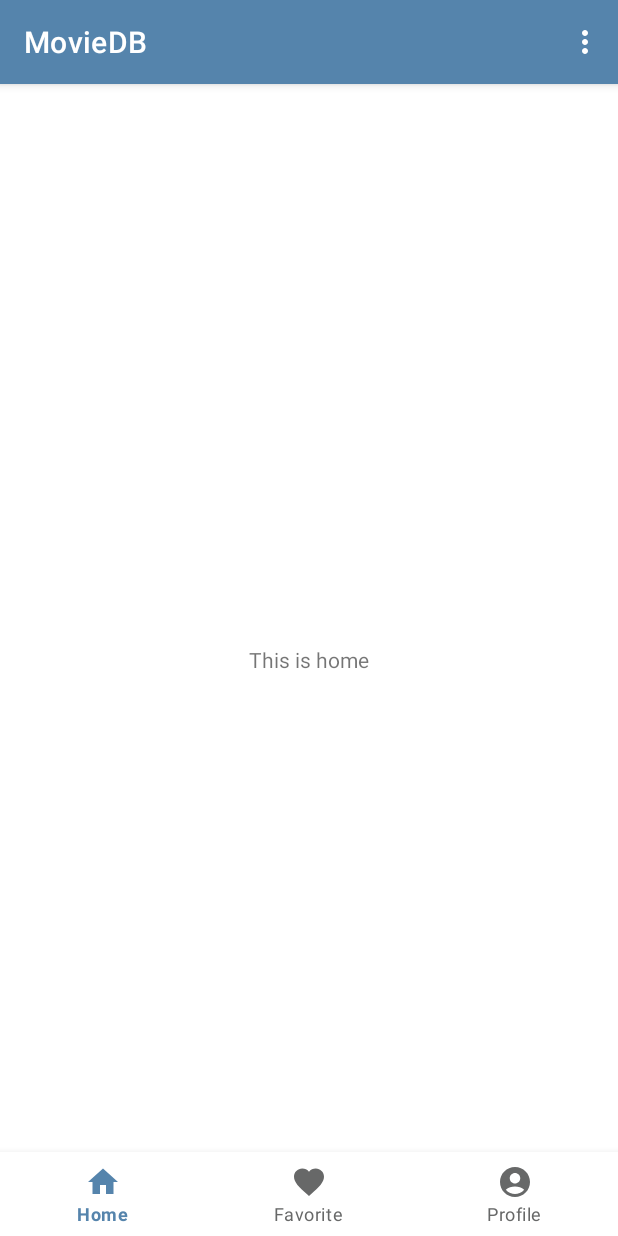
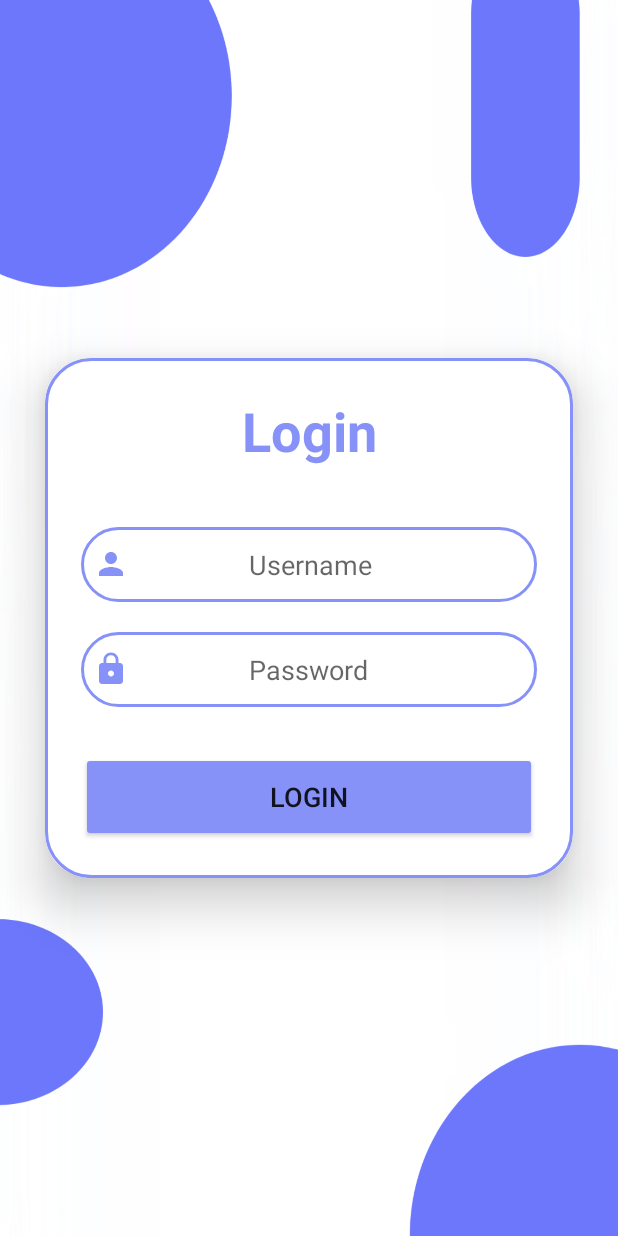
Before and after one commit to puanabidah/UTS_LAB_MPR, an Android app: the screen it shows after launch (MainActivity before the commit, LoginActivity after it), on a phone screen of 412 x 824 dp. Run offline under Robolectric (Android 15) with nearby library versions, the phone set to English and light mode, and no system bars.

Commit message:
add login page and intent to main activity, intent logout to login page

```diff
--- /dev/null
+++ b/app/src/main/java/com/example/uts_lab_mpr/LoginActivity.kt
@@ -0,0 +1,20 @@
+package com.example.uts_lab_mpr
+
+import android.content.Intent
+import androidx.appcompat.app.AppCompatActivity
+import android.os.Bundle
+import android.widget.Button
+
+class LoginActivity : AppCompatActivity() {
+    lateinit var loginButton: Button
+    override fun onCreate(savedInstanceState: Bundle?) {
+        super.onCreate(savedInstanceState)
+        setContentView(R.layout.activity_login)
+
+        loginButton = findViewById(R.id.loginButton)
+        loginButton.setOnClickListener {
+            val intent = Intent(applicationContext, MainActivity::class.java)
+            startActivity(intent)
+        }
+    }
+}
--- a/app/src/main/java/com/example/uts_lab_mpr/MainActivity.kt
+++ b/app/src/main/java/com/example/uts_lab_mpr/MainActivity.kt
@@ -1,5 +1,6 @@
 package com.example.uts_lab_mpr
 
+import android.content.Intent
 import androidx.appcompat.app.AppCompatActivity
 import android.os.Bundle
 import android.view.Menu
@@ -39,7 +40,8 @@ class MainActivity : AppCompatActivity() {
                 return true
             }
             R.id.menu2 -> {
-                Toast.makeText(this, "Not Available yet", Toast.LENGTH_SHORT ).show()
+                val intent = Intent(applicationContext, LoginActivity::class.java)
+                startActivity(intent)
                 return true
             }
             else -> return true
--- /dev/null
+++ b/app/src/main/res/drawable/custom_edittext.xml
@@ -0,0 +1,11 @@
+<?xml version="1.0" encoding="utf-8"?>
+<shape xmlns:android="http://schemas.android.com/apk/res/android"
+    android:shape="rectangle">
+
+    <stroke
+        android:width="2dp"
+        android:color="@color/lavender"/>
+    <corners
+        android:radius="30dp"/>
+
+</shape>
--- /dev/null
+++ b/app/src/main/res/drawable/ic_baseline_lock_24.xml
@@ -0,0 +1,5 @@
+<vector android:height="24dp" android:tint="#8692f7"
+    android:viewportHeight="24" android:viewportWidth="24"
+    android:width="24dp" xmlns:android="http://schemas.android.com/apk/res/android">
+    <path android:fillColor="@android:color/white" android:pathData="M18,8h-1L17,6c0,-2.76 -2.24,-5 -5,-5S7,3.24 7,6v2L6,8c-1.1,0 -2,0.9 -2,2v10c0,1.1 0.9,2 2,2h12c1.1,0 2,-0.9 2,-2L20,10c0,-1.1 -0.9,-2 -2,-2zM12,17c-1.1,0 -2,-0.9 -2,-2s0.9,-2 2,-2 2,0.9 2,2 -0.9,2 -2,2zM15.1,8L8.9,8L8.9,6c0,-1.71 1.39,-3.1 3.1,-3.1 1.71,0 3.1,1.39 3.1,3.1v2z"/>
+</vector>
--- /dev/null
+++ b/app/src/main/res/drawable/ic_baseline_person_24.xml
@@ -0,0 +1,5 @@
+<vector android:height="24dp" android:tint="#8692f7"
+    android:viewportHeight="24" android:viewportWidth="24"
+    android:width="24dp" xmlns:android="http://schemas.android.com/apk/res/android">
+    <path android:fillColor="@android:color/white" android:pathData="M12,12c2.21,0 4,-1.79 4,-4s-1.79,-4 -4,-4 -4,1.79 -4,4 1.79,4 4,4zM12,14c-2.67,0 -8,1.34 -8,4v2h16v-2c0,-2.66 -5.33,-4 -8,-4z"/>
+</vector>
--- /dev/null
+++ b/app/src/main/res/layout/activity_login.xml
@@ -0,0 +1,76 @@
+<?xml version="1.0" encoding="utf-8"?>
+<LinearLayout xmlns:android="http://schemas.android.com/apk/res/android"
+    xmlns:app="http://schemas.android.com/apk/res-auto"
+    xmlns:tools="http://schemas.android.com/tools"
+    android:layout_width="match_parent"
+    android:layout_height="match_parent"
+    android:orientation="vertical"
+    android:gravity="center"
+    android:background="@drawable/loginbkg"
+    tools:context=".LoginActivity">
+
+    <androidx.cardview.widget.CardView
+        android:layout_width="match_parent"
+        android:layout_height="wrap_content"
+        android:layout_margin="30dp"
+        app:cardCornerRadius="30dp"
+        app:cardElevation="20dp">
+
+        <LinearLayout
+            android:layout_width="match_parent"
+            android:layout_height="wrap_content"
+            android:orientation="vertical"
+            android:layout_gravity="center_horizontal"
+            android:padding="24dp"
+            android:background="@drawable/custom_edittext">
+
+            <TextView
+                android:layout_width="match_parent"
+                android:layout_height="wrap_content"
+                android:text="Login"
+                android:id="@+id/loginText"
+                android:textSize="36sp"
+                android:textAlignment="center"
+                android:textStyle="bold"
+                android:textColor="@color/lavender"/>
+
+            <EditText
+                android:layout_width="match_parent"
+                android:layout_height="50dp"
+                android:id="@+id/username"
+                android:background="@drawable/custom_edittext"
+                android:layout_marginTop="40dp"
+                android:padding="8dp"
+                android:hint="Username"
+                android:drawableLeft="@drawable/ic_baseline_person_24"
+                android:textColor="@color/black"
+                android:drawablePadding="80dp"/>
+
+            <EditText
+                android:layout_width="match_parent"
+                android:layout_height="50dp"
+                android:id="@+id/password"
+                android:background="@drawable/custom_edittext"
+                android:layout_marginTop="20dp"
+                android:inputType="textPassword"
+                android:padding="8dp"
+                android:hint="Password"
+                android:drawableLeft="@drawable/ic_baseline_lock_24"
+                android:textColor="@color/black"
+                android:drawablePadding="80dp"/>
+
+            <Button
+                android:layout_width="match_parent"
+                android:layout_height="60dp"
+                android:text="Login"
+                android:id="@+id/loginButton"
+                android:textSize="18sp"
+                android:layout_marginTop="30dp"
+                android:backgroundTint="@color/lavender"
+                app:cornerRadius = "20dp"/>
+
+        </LinearLayout>
+
+    </androidx.cardview.widget.CardView>
+
+</LinearLayout>
--- a/app/src/main/res/values/colors.xml
+++ b/app/src/main/res/values/colors.xml
@@ -11,4 +11,9 @@
     <color name="bottom_nav_background">#FFFFFF</color>
     <color name="botton_nav_item">#676868</color>
     <color name="bottom_nav_selected_item">#5584AC</color>
+    <color name="blue1">#87A2FB</color>
+
+    <color name="lavender">#8692f7</color>
+
+
 </resources>
--- a/app/src/main/res/values/themes.xml
+++ b/app/src/main/res/values/themes.xml
@@ -2,8 +2,8 @@
     <!-- Base application theme. -->
     <style name="Theme.UTS_LAB_MPR" parent="Theme.MaterialComponents.DayNight.DarkActionBar">
         <!-- Primary brand color. -->
-        <item name="colorPrimary">@color/bottom_nav_selected_item</item>
-        <item name="colorPrimaryVariant">@color/purple_700</item>
+        <item name="colorPrimary">@color/blue1</item>
+        <item name="colorPrimaryVariant">@color/lavender</item>
         <item name="colorOnPrimary">@color/white</item>
         <!-- Secondary brand color. -->
         <item name="colorSecondary">@color/teal_200</item>
```
Also changed, not shown: app/src/main/AndroidManifest.xml (+8 -0 lines), app/src/main/res/drawable-v24/input.xml (added, +24 -0 lines), app/src/main/res/drawable-v24/login_btn.xml (added, +23 -0 lines), app/src/main/res/drawable-v24/loginbkg.png (added).
